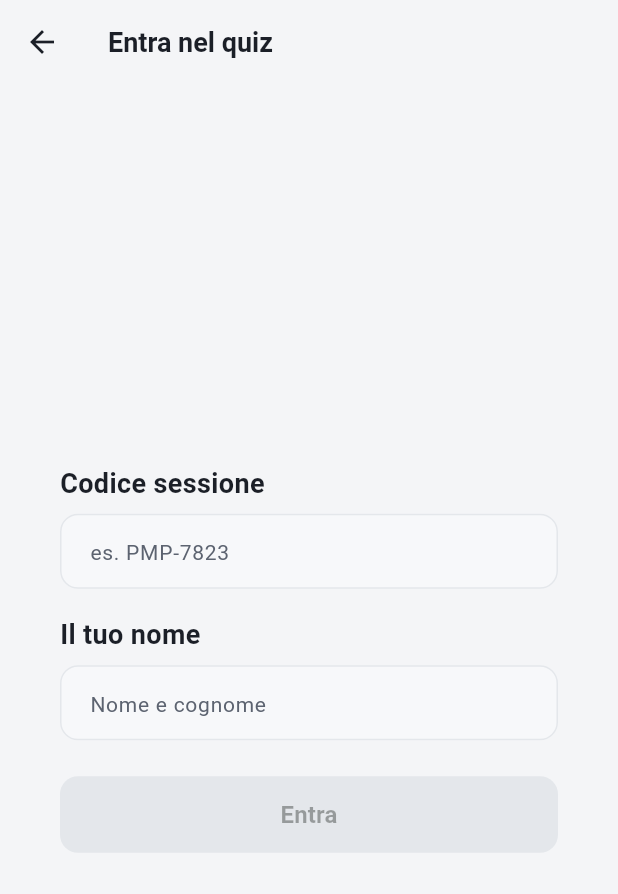
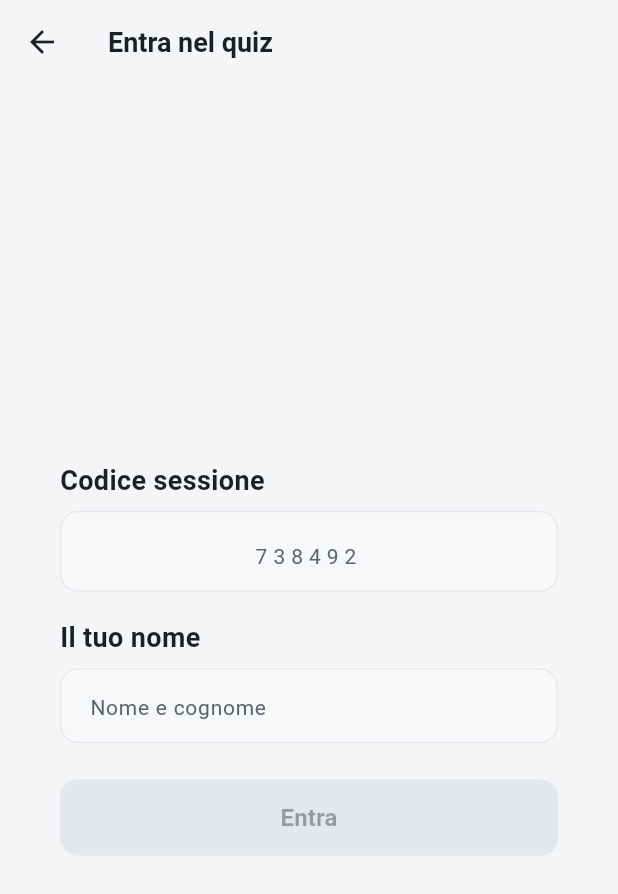
Before and after one commit to frankiscola/pmp, a Flutter app: the JoinScreen screen opened directly, on a phone screen of 412 x 824 dp. Shown: the top 894 px of the screen. Run offline on Flutter 3.47's test engine with Material 3 defaults, Android fonts, the phone set to English and light mode, and no system bars; our stand-ins replace qr_flutter, supabase_flutter; accounts and stored records are empty; Roboto replaces fonts that are missing (SF Pro Display, Inter, -apple-system, sans-serif).

```diff
--- a/lib/core/constants/app_constants.dart
+++ b/lib/core/constants/app_constants.dart
@@ -31,7 +31,7 @@ class AppConstants {
   static const String typeMatching = 'matching';
   static const String typePulldown = 'pulldown';
   static const String typeCaseScenario = 'case_scenario';
-  static const String typeHotspot = 'hotspot';
+  static const String typeHotspot = 'point_and_click';
   static const String typeGraphic = 'graphic_based';
 
   static const Map<String, String> typeLabels = {
--- a/lib/screens/student/join_screen.dart
+++ b/lib/screens/student/join_screen.dart
@@ -1,4 +1,5 @@
 import 'package:flutter/material.dart';
+import 'package:flutter/services.dart';
 import '../../core/theme/app_colors.dart';
 import '../../core/theme/app_text_styles.dart';
 import '../../services/supabase_service.dart';
@@ -26,7 +27,9 @@ class _JoinScreenState extends State<JoinScreen> {
       _error = null;
     });
     try {
-      final session = await SupabaseService.instance.fetchSessionByCode(_codeController.text.trim());
+      final session = await SupabaseService.instance.fetchSessionByCode(
+        _codeController.text.trim(),
+      );
       if (session == null) {
         setState(() => _error = 'Codice non valido. Controlla e riprova.');
         return;
@@ -38,7 +41,8 @@ class _JoinScreenState extends State<JoinScreen> {
       if (!mounted) return;
       Navigator.of(context).pushReplacement(
         MaterialPageRoute(
-          builder: (_) => WaitingScreen(session: session, participant: participant),
+          builder: (_) =>
+              WaitingScreen(session: session, participant: participant),
         ),
       );
     } catch (e) {
@@ -57,7 +61,9 @@ class _JoinScreenState extends State<JoinScreen> {
 
   @override
   Widget build(BuildContext context) {
-    final canJoin = _codeController.text.trim().isNotEmpty && _nameController.text.trim().isNotEmpty;
+    final canJoin =
+        _codeController.text.trim().isNotEmpty &&
+        _nameController.text.trim().isNotEmpty;
 
     return Scaffold(
       backgroundColor: AppColors.background,
@@ -71,26 +77,40 @@ class _JoinScreenState extends State<JoinScreen> {
               mainAxisSize: MainAxisSize.min,
               crossAxisAlignment: CrossAxisAlignment.stretch,
               children: [
-                const Text('Codice sessione', style: AppTextStyles.titleMedium),
+                Text('Codice sessione', style: AppTextStyles.titleMedium),
                 const SizedBox(height: 8),
                 TextField(
                   controller: _codeController,
-                  textCapitalization: TextCapitalization.characters,
-                  decoration: const InputDecoration(hintText: 'es. PMP-7823', filled: true),
+                  keyboardType: TextInputType.number,
+                  inputFormatters: [FilteringTextInputFormatter.digitsOnly],
+                  style: AppTextStyles.titleLarge.copyWith(letterSpacing: 4),
+                  textAlign: TextAlign.center,
+                  decoration: const InputDecoration(
+                    hintText: '738492',
+                    filled: true,
+                  ),
                   onChanged: (_) => setState(() {}),
                 ),
                 const SizedBox(height: 20),
-                const Text('Il tuo nome', style: AppTextStyles.titleMedium),
+                Text('Il tuo nome', style: AppTextStyles.titleMedium),
                 const SizedBox(height: 8),
                 TextField(
                   controller: _nameController,
-                  decoration: const InputDecoration(hintText: 'Nome e cognome', filled: true),
+                  decoration: const InputDecoration(
+                    hintText: 'Nome e cognome',
+                    filled: true,
+                  ),
                   onChanged: (_) => setState(() {}),
                   onSubmitted: (_) => canJoin ? _join() : null,
                 ),
                 if (_error != null) ...[
                   const SizedBox(height: 12),
-                  Text(_error!, style: AppTextStyles.bodyMedium.copyWith(color: AppColors.error)),
+                  Text(
+                    _error!,
+                    style: AppTextStyles.bodyMedium.copyWith(
+                      color: AppColors.error,
+                    ),
+                  ),
                 ],
                 const SizedBox(height: 24),
                 AppButton(
--- a/pubspec.yaml
+++ b/pubspec.yaml
@@ -22,7 +22,7 @@ dependencies:
 dev_dependencies:
   flutter_test:
     sdk: flutter
-  flutter_lints: ^4.0.0
+  flutter_lints: ^6.0.0
 
 flutter:
   uses-material-design: true
```
Also changed, not shown: lib/screens/trainer/live_dashboard_screen.dart (+19 -3 lines), lib/services/supabase_service.dart (+81 -25 lines), lib/widgets/question_types/multiple_response_widget.dart (+23 -11 lines), lib/widgets/question_types/single_choice_widget.dart (+27 -8 lines), pubspec.lock.
